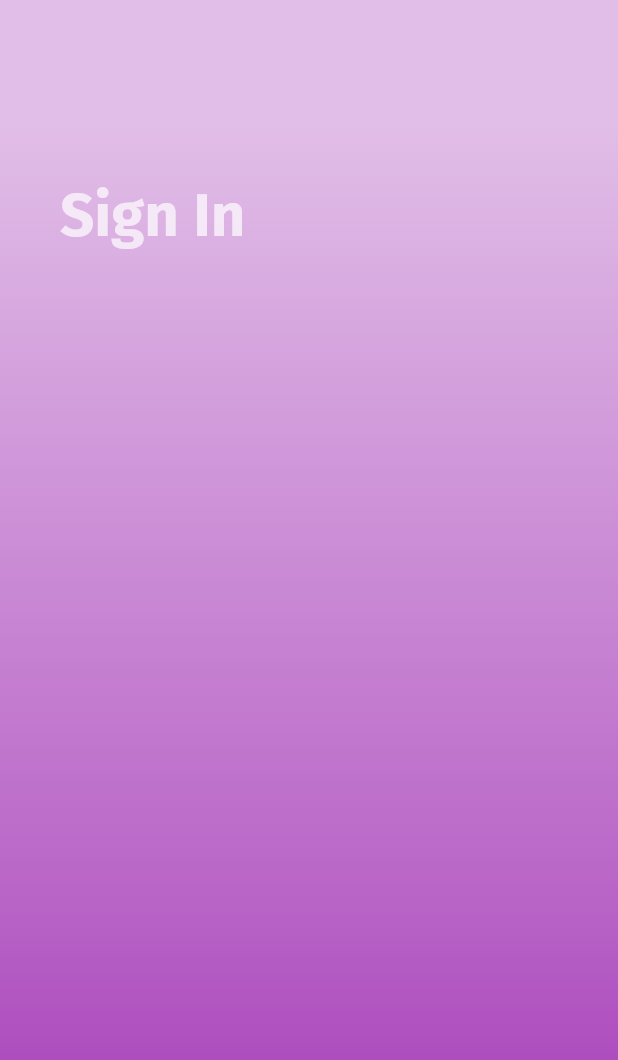
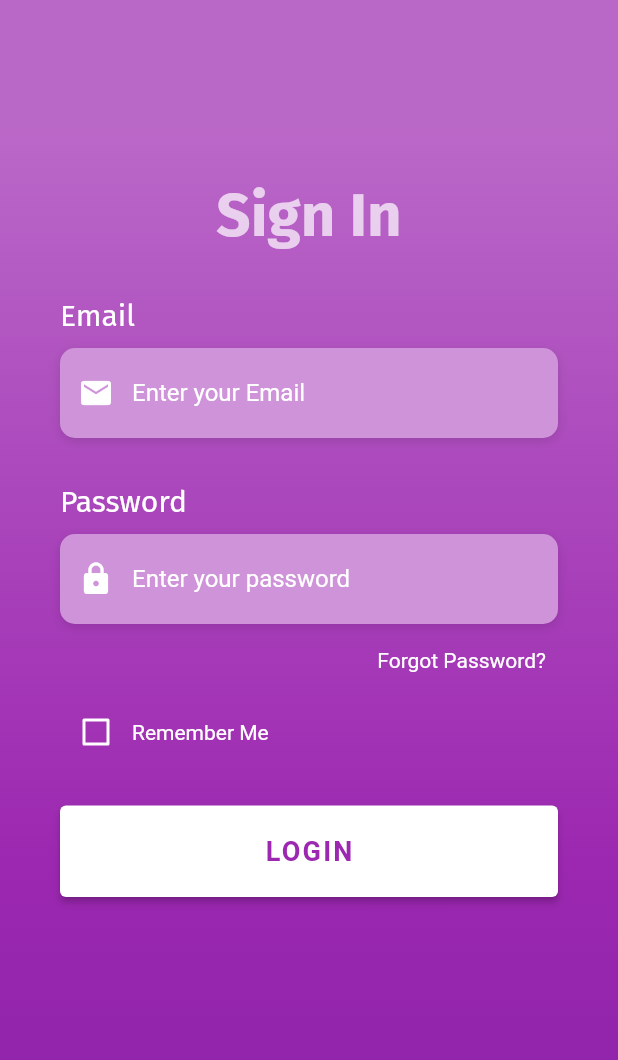
Before and after one commit to TheHarshKadam/SignIn-Signup-UI, a Flutter app: the screen it shows after launch, on a phone screen of 412 x 824 dp. Shown: the top 1060 px of the screen. Run offline on Flutter 3.47's test engine with Material 2 defaults, Android fonts, the phone set to English and light mode, and no system bars; our stand-ins replace google_fonts; Roboto replaces fonts that are missing (OpenSans).

Commit message:
added widgets

```diff
--- a/lib/screens/login.dart
+++ b/lib/screens/login.dart
@@ -3,13 +3,137 @@ import 'package:google_fonts/google_fonts.dart';
 import 'package:social_media_integration/constants/constants.dart';
 
 class LoginScreen extends StatefulWidget {
-  const LoginScreen({ Key? key }) : super(key: key);
+  const LoginScreen({Key? key}) : super(key: key);
 
   @override
   _LoginScreenState createState() => _LoginScreenState();
 }
 
 class _LoginScreenState extends State<LoginScreen> {
+  bool _rememberMe = false;
+  Widget _buildEmailWidget() {
+    return Column(
+      crossAxisAlignment: CrossAxisAlignment.start,
+      children: <Widget>[
+        Text(
+          'Email',
+          style: kLabelStyle,
+        ),
+        SizedBox(height: 10.0),
+        Container(
+          alignment: Alignment.centerLeft,
+          decoration: kBoxDecorationStyle,
+          height: 60.0,
+          child: TextField(
+            keyboardType: TextInputType.emailAddress,
+            style: TextStyle(
+              color: Colors.white,
+              fontFamily: 'OpenSans',
+            ),
+            decoration: InputDecoration(
+              border: InputBorder.none,
+              contentPadding: EdgeInsets.only(top: 14.0),
+              prefixIcon: Icon(
+                Icons.email,
+                color: Colors.white,
+              ),
+              hintText: 'Enter your Email',
+              hintStyle: kHintTextStyle,
+            ),
+          ),
+        ),
+      ],
+    );
+  }
+
+  Widget _buildPassowordWidget() {
+    return Column(
+      crossAxisAlignment: CrossAxisAlignment.start,
+      children: <Widget>[
+        Text(
+          'Password',
+          style: kLabelStyle,
+        ),
+        SizedBox(height: 10.0),
+        Container(
+          alignment: Alignment.centerLeft,
+          decoration: kBoxDecorationStyle,
+          height: 60.0,
+          child: TextField(
+            obscureText: true,
+            style: TextStyle(
+              color: Colors.white,
+              fontFamily: 'OpenSans',
+            ),
+            decoration: InputDecoration(
+              border: InputBorder.none,
+              contentPadding: EdgeInsets.only(top: 14.0),
+              prefixIcon: Icon(
+                Icons.lock,
+                color: Colors.white,
+              ),
+              hintText: 'Enter your password',
+              hintStyle: kHintTextStyle,
+            ),
+          ),
+        ),
+      ],
+    );
+  }
+
+  Widget _buildrememberMe() {
+    return Container(
+      child: Row(
+        children: [
+          Theme(
+            data: ThemeData(unselectedWidgetColor: Colors.white),
+            child: Checkbox(
+              value: _rememberMe,
+              checkColor: Colors.green,
+              activeColor: Colors.white,
+              onChanged: (value) {
+                setState(() {
+                  _rememberMe = value!;
+                });
+              },
+            ),
+          ),
+          Text(
+            'Remember Me',
+            style: TextStyle(
+              color: Colors.white,
+            ),
+          ),
+        ],
+      ),
+    );
+  }
+  Widget _buildLoginBtn() {
+    return Container(
+      padding: EdgeInsets.symmetric(vertical: 25.0),
+      width: double.infinity,
+      child: ElevatedButton(
+        onPressed: () {},
+          style: ElevatedButton.styleFrom(
+              primary: Colors.white,
+              padding: const EdgeInsets.symmetric(horizontal: 50, vertical: 20),
+              textStyle:
+                  const TextStyle(fontSize: 30, fontWeight: FontWeight.bold)),
+
+        child: Text(
+          'LOGIN',
+          style: TextStyle(
+            color: Colors.purple,
+            letterSpacing: 1.5,
+            fontSize: 18.0,
+            fontWeight: FontWeight.bold,
+            fontFamily: 'OpenSans',
+          ),
+        ),
+      ),
+    );
+  }
+
   @override
   Widget build(BuildContext context) {
     return Scaffold(
@@ -23,38 +147,53 @@ class _LoginScreenState extends State<LoginScreen> {
                     begin: Alignment.topCenter,
                     end: Alignment.bottomCenter,
                     colors: [
-                  Color(0xFFE1BEE7),
-                  Color(0xFFCE93D8),
                   Color(0xFFBA68C8),
                   Color(0xFFAB47BC),
+                  Color(0xFF9C27B0),
+                  Color(0xFF8E24AA),
                 ],
-                stops: [0.1, 0.4, 0.7, 0.9]
-              )
-            ),
+                    stops: [
+                  0.1,
+                  0.4,
+                  0.7,
+                  0.9
+                ])),
           ),
           Container(
             height: double.infinity,
             child: SingleChildScrollView(
               physics: AlwaysScrollableScrollPhysics(),
-              padding: EdgeInsets.symmetric(
-                horizontal: 40.0,
-                vertical: 120.0
-              ),
+              padding: EdgeInsets.symmetric(horizontal: 40.0, vertical: 120.0),
               child: Column(
                 mainAxisAlignment: MainAxisAlignment.center,
                 children: [
-                  Text(
-                    'Sign In',
+                  Text('Sign In',
                       style: GoogleFonts.firaSans(
                         color: Colors.white70,
                         fontSize: 40.0,
                         fontWeight: FontWeight.bold,
-                    )
+                      )),
+                  SizedBox(
+                    height: 30.0,
                   ),
+                  _buildEmailWidget(),
                   SizedBox(
-                    height: 50.0,
+                    height: 30.0,
                   ),
-
+                  _buildPassowordWidget(),
+                  Container(
+                    alignment: Alignment.centerRight,
+                    child: TextButton(
+                      onPressed: () => print('Button Is Pressed'),
+                      child: Text(
+                        'Forgot Password?',
+                        style: TextStyle(
+                            color: Colors.white, fontWeight: FontWeight.w400),
+                      ),
+                    ),
+                  ),
+                  _buildrememberMe(),
+                  _buildLoginBtn(),
                 ],
               ),
             ),
```
Lines whose indentation alone changed are shown as unchanged.
